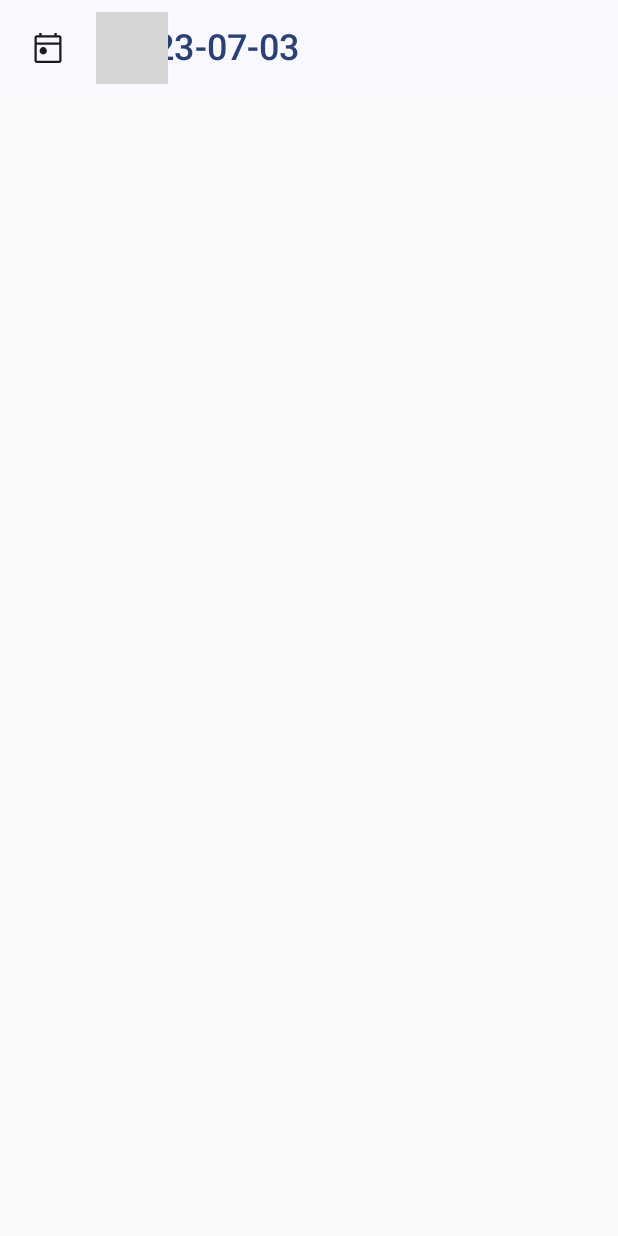
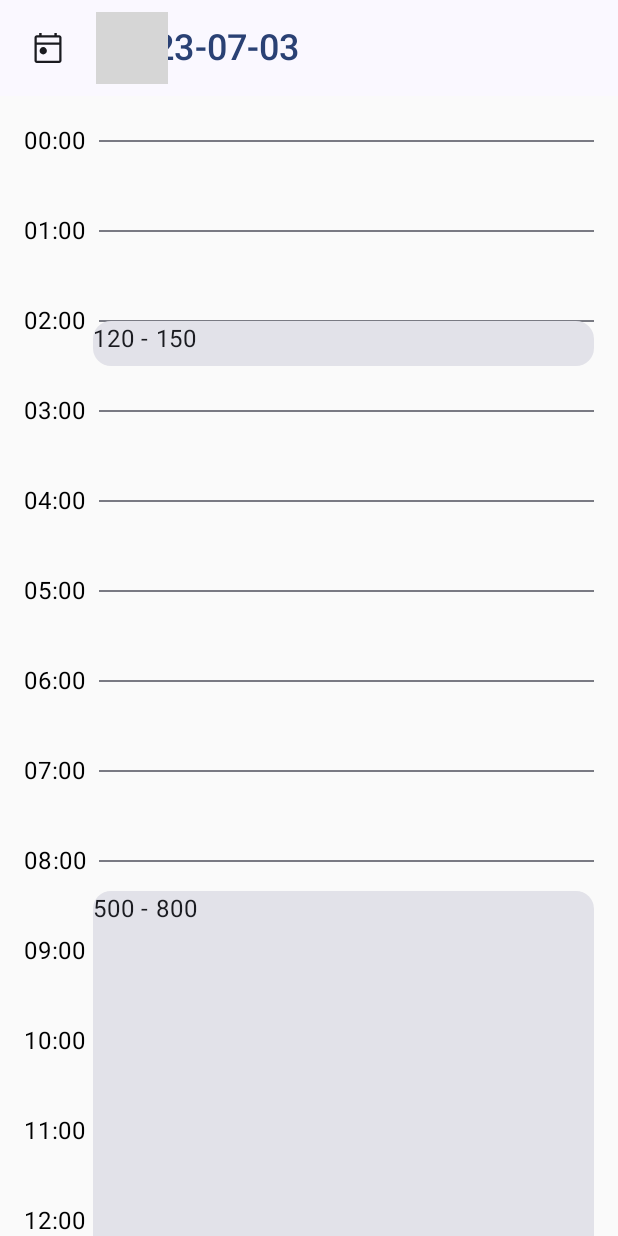
Before and after one commit to chepugash/android-calendar-app, an Android app built with Jetpack Compose: the screen it shows after launch (MainActivity), on a phone screen of 412 x 824 dp. Run offline under Robolectric (Android 15) with nearby library versions, the phone set to English and light mode, and no system bars; our stand-ins replace Dagger/Hilt's generated code; libraries missing offline, so code that uses them is left out: com.vanpra.composematerialdialogs; 2 statements that could not run were skipped; grey boxes are pictures that could not be loaded.

Commit message:
ui fixes

```diff
--- a/app/src/main/java/com/practice/calendar/ui/screen/CalendarScreen.kt
+++ b/app/src/main/java/com/practice/calendar/ui/screen/CalendarScreen.kt
@@ -6,7 +6,17 @@ import androidx.compose.foundation.layout.Box
 import androidx.compose.foundation.layout.Column
 import androidx.compose.foundation.layout.Row
 import androidx.compose.foundation.layout.fillMaxSize
+import androidx.compose.foundation.layout.fillMaxWidth
+import androidx.compose.foundation.layout.height
+import androidx.compose.foundation.layout.offset
 import androidx.compose.foundation.layout.padding
+import androidx.compose.foundation.layout.wrapContentSize
+import androidx.compose.foundation.layout.wrapContentWidth
+import androidx.compose.foundation.lazy.LazyColumn
+import androidx.compose.foundation.rememberScrollState
+import androidx.compose.foundation.verticalScroll
+import androidx.compose.material3.Card
+import androidx.compose.material3.Divider
 import androidx.compose.material3.ExperimentalMaterial3Api
 import androidx.compose.material3.Icon
 import androidx.compose.material3.Text
@@ -17,8 +27,8 @@ import androidx.compose.runtime.getValue
 import androidx.compose.runtime.mutableStateOf
 import androidx.compose.runtime.remember
 import androidx.compose.runtime.setValue
+import androidx.compose.ui.Alignment
 import androidx.compose.ui.Modifier
-import androidx.compose.ui.draw.scale
 import androidx.compose.ui.res.painterResource
 import androidx.compose.ui.tooling.preview.Preview
 import androidx.compose.ui.unit.dp
@@ -36,7 +46,26 @@ fun CalendarScreen() {
         modifier = Modifier.fillMaxSize()
     ) {
         CalendarToolbar()
-//        TaskTable(tasks = tasks)
+        Row(
+            modifier = Modifier
+                .fillMaxSize()
+                .padding(start = 16.dp, end = 16.dp)
+                .height(1440.dp + 30.dp)
+                .verticalScroll(rememberScrollState())
+        ) {
+            HoursList()
+            Box {
+                TimeTable()
+                Box(
+                    modifier = Modifier
+                        .fillMaxSize()
+                ) {
+                    EventCard(120, 150)
+                    EventCard(500, 800)
+                    EventCard(1000, 1100)
+                }
+            }
+        }
     }
 }
 
@@ -89,6 +118,70 @@ fun DatePicker() {
     }
 }
 
+@Composable
+fun EventCard(minuteStart: Int, minuteFinish: Int) {
+    Card(
+        modifier = Modifier
+            .fillMaxWidth()
+            .padding(start = 4.dp)
+            .offset(y = minuteStart.dp + 30.dp)
+            .height((minuteFinish - minuteStart).dp)
+    ) {
+        Text(
+            text = "$minuteStart - $minuteFinish"
+        )
+    }
+}
+
+@Composable
+fun HoursList() {
+    LazyColumn(
+        modifier = Modifier
+            .wrapContentWidth()
+            .height(1440.dp + 30.dp)
+    ) {
+        items(24) { index ->
+            Box(
+                modifier = Modifier
+                    .height(60.dp)
+            ) {
+                val formattedIndex = if (index < 10) {
+                    "0$index:00"
+                } else {
+                    "$index:00"
+                }
+                Text(
+                    text = formattedIndex,
+                    modifier = Modifier
+                        .align(Alignment.CenterStart)
+                )
+            }
+        }
+    }
+}
+
+@Composable
+fun TimeTable() {
+    LazyColumn(
+        modifier = Modifier
+            .fillMaxWidth()
+            .padding(start = 8.dp)
+            .height(1440.dp + 30.dp)
+    ) {
+        items(24) { _ ->
+            Box(
+                modifier = Modifier
+                    .height(60.dp)
+            ) {
+                Divider(
+                    modifier = Modifier
+                        .align(Alignment.Center)
+                )
+            }
+        }
+    }
+}
+
 @Preview(showBackground = true)
 @Composable
 fun CalendarPreview() {
```
